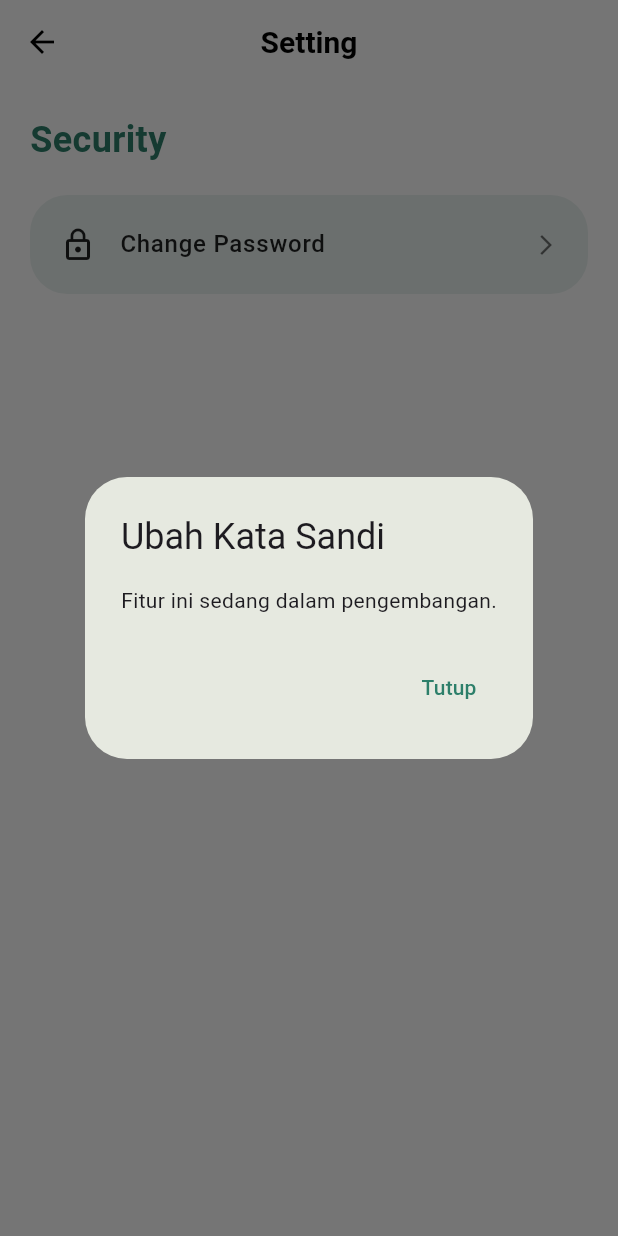
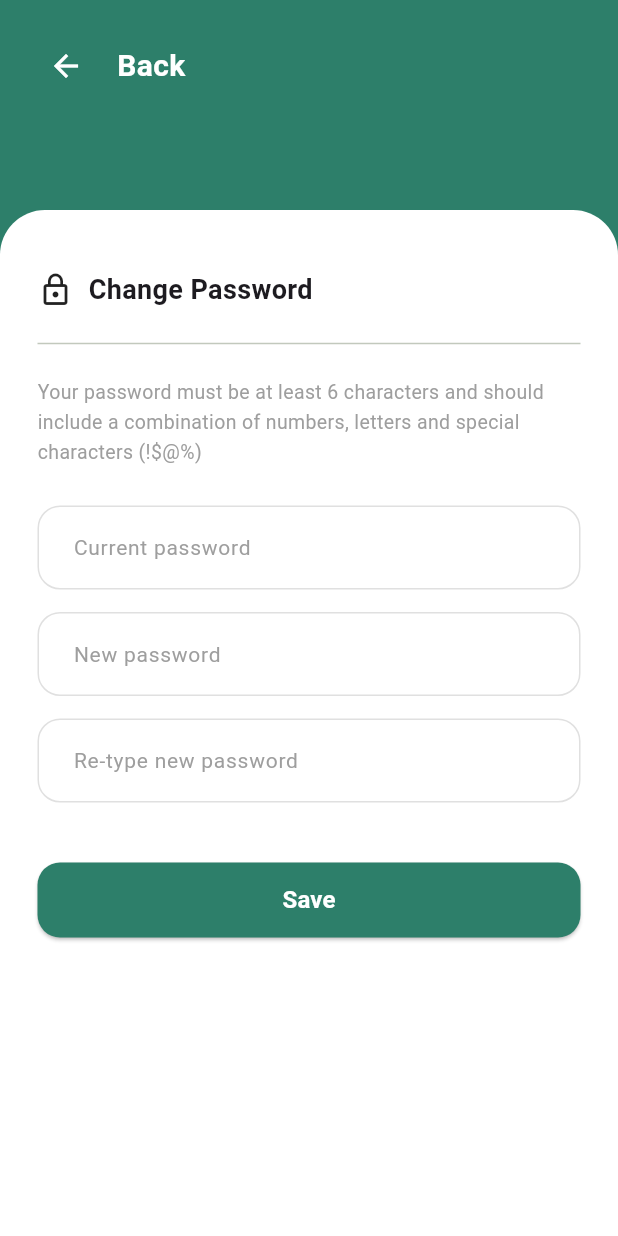
Before and after one commit to byhaqii/Fruit-Marketplace, a Flutter app: the SettingPage screen opened directly, after a tap on "Change Password", on a phone screen of 412 x 824 dp. Run offline on Flutter 3.47's test engine with Material 3 defaults, Android fonts, the light colour scheme and no system bars; our stand-ins replace camera, dio, fl_chart, image_picker, shared_preferences; missing offline and left inert: google_mlkit_text_recognition, tflite_flutter; accounts and stored records are empty; network calls fail; Roboto replaces fonts that are missing (Poppins).

Commit message:
change password and about us

```diff
--- a/lib/modules/profile/pages/setting_page.dart
+++ b/lib/modules/profile/pages/setting_page.dart
@@ -2,11 +2,19 @@
 
 import 'package:flutter/material.dart';
 
+// ==========================================
+// CONSTANTS & THEME (Dari Kode Lama)
+// ==========================================
+const Color kPrimaryColor = Color(0xFF2D7F6A);
+const Color kSecondaryColor = Color(0xFF51E5BF);
+const Color kBackgroundColor = Color(0xFFF5F6FA);
+const Color kInputFillColor = Color(0xFFF0F3F6);
+
+// ==========================================
+// MAIN SETTING PAGE (Kode Baru)
+// ==========================================
 class SettingPage extends StatelessWidget {
   const SettingPage({super.key});
-
-  // Warna utama aplikasi
-  static const Color primaryColor = Color(0xFF2D7F6A);
 
   @override
   Widget build(BuildContext context) {
@@ -18,8 +26,8 @@ class SettingPage extends StatelessWidget {
           style: TextStyle(
             fontFamily: 'Poppins',
             fontWeight: FontWeight.bold,
-            color: Colors.black
-          )
+            color: Colors.black,
+          ),
         ),
         backgroundColor: Colors.white,
         elevation: 0,
@@ -41,7 +49,7 @@ class SettingPage extends StatelessWidget {
                 fontFamily: 'Poppins',
                 fontSize: 24,
                 fontWeight: FontWeight.bold,
-                color: primaryColor, // Hijau #2D7F6A
+                color: kPrimaryColor, // Menggunakan kPrimaryColor agar konsisten
               ),
             ),
             const SizedBox(height: 20),
@@ -52,13 +60,16 @@ class SettingPage extends StatelessWidget {
               title: 'Change Password',
               icon: Icons.lock_outline,
               onTap: () {
-                // LOGIKA GANTI PASSWORD (Placeholder)
-                // Nanti bisa diarahkan ke halaman form ganti password
-                _showChangePasswordDialog(context);
+                // LOGIKA: Navigasi ke Halaman ChangePasswordPage (Tampilan Lama)
+                Navigator.push(
+                  context,
+                  MaterialPageRoute(
+                      builder: (context) => const ChangePasswordPage()),
+                );
               },
             ),
 
-            // Anda bisa menambahkan menu lain di sini (misal: Biometrik, 2FA, dll)
+            // Menu lain bisa ditambahkan di sini
           ],
         ),
       ),
@@ -75,8 +86,8 @@ class SettingPage extends StatelessWidget {
     return Container(
       margin: const EdgeInsets.only(bottom: 15),
       decoration: BoxDecoration(
-        // Background hijau transparan (konsisten dengan AccountPage)
-        color: primaryColor.withOpacity(0.1),
+        // Background hijau transparan
+        color: kPrimaryColor.withOpacity(0.1),
         borderRadius: BorderRadius.circular(25),
       ),
       child: ListTile(
@@ -92,26 +103,141 @@ class SettingPage extends StatelessWidget {
             color: Colors.black87,
           ),
         ),
-        trailing: const Icon(Icons.arrow_forward_ios, size: 16, color: Colors.black54),
+        trailing:
+            const Icon(Icons.arrow_forward_ios, size: 16, color: Colors.black54),
         shape: RoundedRectangleBorder(borderRadius: BorderRadius.circular(25)),
       ),
     );
   }
+}
 
-  // (Opsional) Dialog Placeholder untuk Ganti Password
-  void _showChangePasswordDialog(BuildContext context) {
-    showDialog(
-      context: context,
-      builder: (ctx) => AlertDialog(
-        title: const Text("Ubah Kata Sandi"),
-        content: const Text("Fitur ini sedang dalam pengembangan."),
-        actions: [
-          TextButton(
-            onPressed: () => Navigator.pop(ctx),
-            child: const Text("Tutup", style: TextStyle(color: primaryColor)),
+// ==========================================
+// CHANGE PASSWORD PAGE (Tampilan Dari Kode Lama)
+// ==========================================
+class ChangePasswordPage extends StatelessWidget {
+  const ChangePasswordPage({super.key});
+
+  @override
+  Widget build(BuildContext context) {
+    return Scaffold(
+      backgroundColor: kPrimaryColor,
+      body: Stack(
+        children: [
+          // HEADER
+          SafeArea(
+            child: Container(
+              height: 180,
+              padding: const EdgeInsets.symmetric(horizontal: 20, vertical: 20),
+              alignment: Alignment.topCenter,
+              child: Row(
+                children: [
+                  IconButton(
+                    icon: const Icon(Icons.arrow_back, color: Colors.white),
+                    onPressed: () => Navigator.pop(context),
+                  ),
+                  const SizedBox(width: 10),
+                  const Text(
+                    "Back",
+                    style: TextStyle(
+                      color: Colors.white,
+                      fontSize: 20,
+                      fontWeight: FontWeight.bold,
+                      fontFamily: 'Poppins',
+                    ),
+                  ),
+                ],
+              ),
+            ),
+          ),
+          // BODY
+          Container(
+            margin: const EdgeInsets.only(top: 140),
+            height: double.infinity,
+            decoration: const BoxDecoration(
+              color: Colors.white,
+              borderRadius: BorderRadius.vertical(top: Radius.circular(30)),
+            ),
+            child: SingleChildScrollView(
+              padding: const EdgeInsets.fromLTRB(25, 40, 25, 20),
+              child: Column(
+                crossAxisAlignment: CrossAxisAlignment.start,
+                children: [
+                  const Row(
+                    children: [
+                      Icon(Icons.lock_outline, color: Colors.black87),
+                      SizedBox(width: 10),
+                      Text(
+                        "Change Password",
+                        style:
+                            TextStyle(fontSize: 18, fontWeight: FontWeight.bold),
+                      ),
+                    ],
+                  ),
+                  const Padding(
+                    padding: EdgeInsets.symmetric(vertical: 15),
+                    child: Divider(),
+                  ),
+                  const Text(
+                    "Your password must be at least 6 characters and should include a combination of numbers, letters and special characters (!\$@%)",
+                    style: TextStyle(color: Colors.grey, fontSize: 13, height: 1.5),
+                  ),
+                  const SizedBox(height: 25),
+                  _buildPasswordField("Current password"),
+                  const SizedBox(height: 15),
+                  _buildPasswordField("New password"),
+                  const SizedBox(height: 15),
+                  _buildPasswordField("Re-type new password"),
+                  const SizedBox(height: 40),
+                  SizedBox(
+                    width: double.infinity,
+                    height: 50,
+                    child: ElevatedButton(
+                      onPressed: () {
+                        ScaffoldMessenger.of(context).showSnackBar(
+                          const SnackBar(
+                              content: Text('Password changed successfully!')),
+                        );
+                        Navigator.pop(context);
+                      },
+                      style: ElevatedButton.styleFrom(
+                        backgroundColor: kPrimaryColor,
+                        shape: RoundedRectangleBorder(
+                            borderRadius: BorderRadius.circular(15)),
+                      ),
+                      child: const Text("Save",
+                          style: TextStyle(
+                              fontSize: 16,
+                              fontWeight: FontWeight.bold,
+                              color: Colors.white)),
+                    ),
+                  ),
+                ],
+              ),
+            ),
           ),
         ],
       ),
     );
   }
+
+  Widget _buildPasswordField(String hint) {
+    return TextField(
+      obscureText: true,
+      decoration: InputDecoration(
+        hintText: hint,
+        hintStyle: const TextStyle(color: Colors.grey, fontSize: 14),
+        filled: true,
+        fillColor: Colors.white,
+        contentPadding: const EdgeInsets.symmetric(horizontal: 20, vertical: 16),
+        enabledBorder: OutlineInputBorder(
+          borderRadius: BorderRadius.circular(15),
+          borderSide: BorderSide(color: Colors.grey.shade300),
+        ),
+        focusedBorder: OutlineInputBorder(
+          borderRadius: BorderRadius.circular(15),
+          borderSide: const BorderSide(color: kPrimaryColor),
+        ),
+      ),
+    );
+  }
 }
```
Also changed, not shown: lib/modules/profile/pages/aboutus_page.dart (added, +136 -0 lines), lib/modules/profile/pages/account_page.dart (+5 -2 lines).
